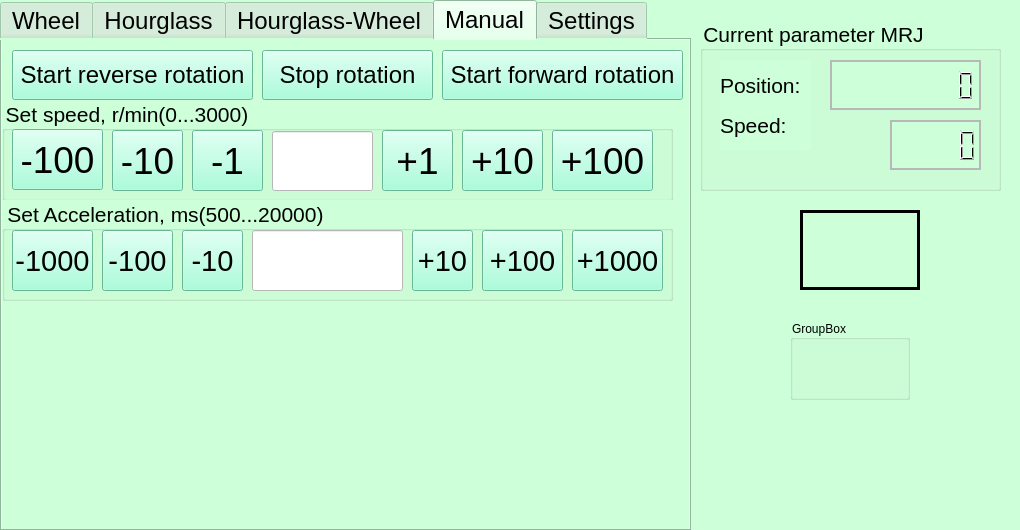
Qt form GUI.ui (LeDima/Motor-control-MELSERVO-) before a commit.
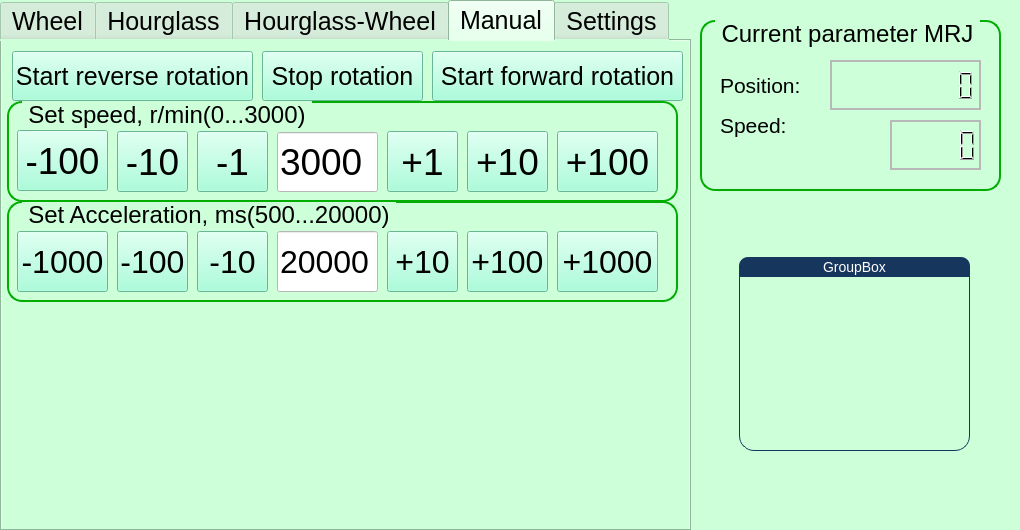
The same form after that commit. The open tabs and pages were chosen to show the change.

```diff
--- a/GUI.ui
+++ b/GUI.ui
@@ -77,7 +77,7 @@
     <property name="font">
      <font>
       <family>Arial</family>
-      <pointsize>18</pointsize>
+      <pointsize>19</pointsize>
      </font>
     </property>
     <property name="contextMenuPolicy">
@@ -400,16 +400,16 @@
      <widget class="QPushButton" name="ST1_ON_Button">
       <property name="geometry">
        <rect>
-        <x>440</x>
+        <x>430</x>
         <y>10</y>
-        <width>241</width>
+        <width>251</width>
         <height>50</height>
        </rect>
       </property>
       <property name="font">
        <font>
         <family>Arial</family>
-        <pointsize>18</pointsize>
+        <pointsize>19</pointsize>
        </font>
       </property>
       <property name="styleSheet">
@@ -431,7 +431,7 @@
       <property name="font">
        <font>
         <family>Arial</family>
-        <pointsize>18</pointsize>
+        <pointsize>19</pointsize>
        </font>
       </property>
       <property name="styleSheet">
@@ -446,14 +446,14 @@
        <rect>
         <x>260</x>
         <y>10</y>
-        <width>171</width>
+        <width>161</width>
         <height>50</height>
        </rect>
       </property>
       <property name="font">
        <font>
         <family>Arial</family>
-        <pointsize>18</pointsize>
+        <pointsize>19</pointsize>
        </font>
       </property>
       <property name="styleSheet">
@@ -466,7 +466,7 @@
      <widget class="QGroupBox" name="groupBoxSet_Speed">
       <property name="geometry">
        <rect>
-        <x>0</x>
+        <x>5</x>
         <y>60</y>
         <width>671</width>
         <height>101</height>
@@ -475,9 +475,21 @@
       <property name="font">
        <font>
         <family>Arial</family>
-        <pointsize>16</pointsize>
+        <pointsize>18</pointsize>
        </font>
       </property>
+      <property name="styleSheet">
+       <string notr="true">QGroupBox {
+    border: 2px solid rgb(0, 173, 0);
+    border-radius: 15px;
+    margin-top: 0.85em;
+}
+QGroupBox::title {
+    subcontrol-origin: margin;
+    left: 15px;
+    padding: 0 3px 0 3px;
+}</string>
+      </property>
       <property name="title">
        <string>Set speed, r/min(0...3000)</string>
       </property>
@@ -499,6 +511,9 @@
        <property name="styleSheet">
         <string notr="true">background-color: rgb(255, 255, 255);</string>
        </property>
+       <property name="text">
+        <string>3000</string>
+       </property>
        <property name="dragEnabled">
         <bool>false</bool>
        </property>
@@ -642,7 +657,7 @@
      <widget class="QGroupBox" name="groupBoxSet_Acceleration">
       <property name="geometry">
        <rect>
-        <x>0</x>
+        <x>5</x>
         <y>160</y>
         <width>671</width>
         <height>101</height>
@@ -651,30 +666,45 @@
       <property name="font">
        <font>
         <family>Arial</family>
-        <pointsize>16</pointsize>
+        <pointsize>18</pointsize>
        </font>
       </property>
+      <property name="styleSheet">
+       <string notr="true">QGroupBox {
+    border: 2px solid rgb(0, 173, 0);
+    border-radius: 15px;
+    margin-top: 0.85em;
+}
+QGroupBox::title {
+    subcontrol-origin: margin;
+    left: 15px;
+    padding: 0 3px 0 3px;
+}</string>
+      </property>
       <property name="title">
        <string>Set Acceleration, ms(500...20000)</string>
       </property>
       <widget class="QLineEdit" name="lineEdit_Acceleration_IN">
        <property name="geometry">
         <rect>
-         <x>250</x>
+         <x>270</x>
          <y>30</y>
-         <width>151</width>
+         <width>101</width>
          <height>61</height>
         </rect>
        </property>
        <property name="font">
         <font>
          <family>Arial</family>
-         <pointsize>22</pointsize>
+         <pointsize>24</pointsize>
         </font>
        </property>
        <property name="styleSheet">
         <string notr="true">background-color: rgb(255, 255, 255);</string>
        </property>
+       <property name="text">
+        <string>20000</string>
+       </property>
        <property name="dragEnabled">
         <bool>false</bool>
        </property>
@@ -687,14 +717,14 @@
         <rect>
          <x>10</x>
          <y>30</y>
-         <width>81</width>
+         <width>91</width>
          <height>61</height>
         </rect>
        </property>
        <property name="font">
         <font>
          <family>Arial</family>
-         <pointsize>22</pointsize>
+         <pointsize>24</pointsize>
         </font>
        </property>
        <property name="styleSheet">
@@ -707,7 +737,7 @@
       <widget class="QPushButton" name="button_Acceleration_m100">
        <property name="geometry">
         <rect>
-         <x>100</x>
+         <x>110</x>
          <y>30</y>
          <width>71</width>
          <height>61</height>
@@ -716,7 +746,7 @@
        <property name="font">
         <font>
          <family>Arial</family>
-         <pointsize>22</pointsize>
+         <pointsize>24</pointsize>
         </font>
        </property>
        <property name="styleSheet">
@@ -729,16 +759,16 @@
       <widget class="QPushButton" name="button_Acceleration_m10">
        <property name="geometry">
         <rect>
-         <x>180</x>
+         <x>190</x>
          <y>30</y>
-         <width>61</width>
+         <width>71</width>
          <height>61</height>
         </rect>
        </property>
        <property name="font">
         <font>
          <family>Arial</family>
-         <pointsize>22</pointsize>
+         <pointsize>24</pointsize>
         </font>
        </property>
        <property name="styleSheet">
@@ -751,16 +781,16 @@
       <widget class="QPushButton" name="button_Acceleration_p10">
        <property name="geometry">
         <rect>
-         <x>410</x>
+         <x>380</x>
          <y>30</y>
-         <width>61</width>
+         <width>71</width>
          <height>61</height>
         </rect>
        </property>
        <property name="font">
         <font>
          <family>Arial</family>
-         <pointsize>22</pointsize>
+         <pointsize>24</pointsize>
         </font>
        </property>
        <property name="styleSheet">
@@ -773,7 +803,7 @@
       <widget class="QPushButton" name="button_Acceleration_p100">
        <property name="geometry">
         <rect>
-         <x>480</x>
+         <x>460</x>
          <y>30</y>
          <width>81</width>
          <height>61</height>
@@ -782,7 +812,7 @@
        <property name="font">
         <font>
          <family>Arial</family>
-         <pointsize>22</pointsize>
+         <pointsize>24</pointsize>
         </font>
        </property>
        <property name="styleSheet">
@@ -795,16 +825,16 @@
       <widget class="QPushButton" name="button_Acceleration_p1000">
        <property name="geometry">
         <rect>
-         <x>570</x>
+         <x>550</x>
          <y>30</y>
-         <width>91</width>
+         <width>101</width>
          <height>61</height>
         </rect>
        </property>
        <property name="font">
         <font>
          <family>Arial</family>
-         <pointsize>22</pointsize>
+         <pointsize>24</pointsize>
         </font>
        </property>
        <property name="styleSheet">
@@ -2074,9 +2104,21 @@
     <property name="font">
      <font>
       <family>Arial</family>
-      <pointsize>16</pointsize>
+      <pointsize>18</pointsize>
      </font>
     </property>
+    <property name="styleSheet">
+     <string notr="true">QGroupBox {
+    border: 2px solid rgb(0, 173, 0);
+    border-radius: 15px;
+    margin-top: 0.85em;
+}
+QGroupBox::title {
+    subcontrol-origin: margin;
+    left: 15px;
+    padding: 0 3px 0 3px;
+}</string>
+    </property>
     <property name="inputMethodHints">
      <set>Qt::ImhNone</set>
     </property>
@@ -2217,38 +2259,37 @@
    <widget class="QGroupBox" name="groupBox_2">
     <property name="geometry">
      <rect>
-      <x>790</x>
-      <y>320</y>
-      <width>120</width>
-      <height>80</height>
+      <x>739</x>
+      <y>230</y>
+      <width>231</width>
+      <height>221</height>
      </rect>
     </property>
+    <property name="font">
+     <font>
+      <pointsize>-1</pointsize>
+     </font>
+    </property>
+    <property name="styleSheet">
+     <string notr="true">QGroupBox {
+border: 1px solid gray;
+border-color: #FF17365D;
+margin-top: 27px;
+font-size: 14px;
+border-radius: 15px;
+}
+QGroupBox::title {
+border-top-left-radius: 9px;
+border-top-right-radius: 9px;
+padding: 2px 82px;
+background-color: #FF17365D;
+color: rgb(255, 255, 255);
+}</string>
+    </property>
     <property name="title">
      <string>GroupBox</string>
     </property>
    </widget>
-   <widget class="QFrame" name="frame">
-    <property name="geometry">
-     <rect>
-      <x>800</x>
-      <y>210</y>
-      <width>120</width>
-      <height>80</height>
-     </rect>
-    </property>
-    <property name="frameShape">
-     <enum>QFrame::Box</enum>
-    </property>
-    <property name="frameShadow">
-     <enum>QFrame::Plain</enum>
-    </property>
-    <property name="lineWidth">
-     <number>3</number>
-    </property>
-    <property name="midLineWidth">
-     <number>2</number>
-    </property>
-   </widget>
   </widget>
   <action name="actionasda">
    <property name="text">
```
Left out of the diff: 39 changed lines with no effect on the pictures.
